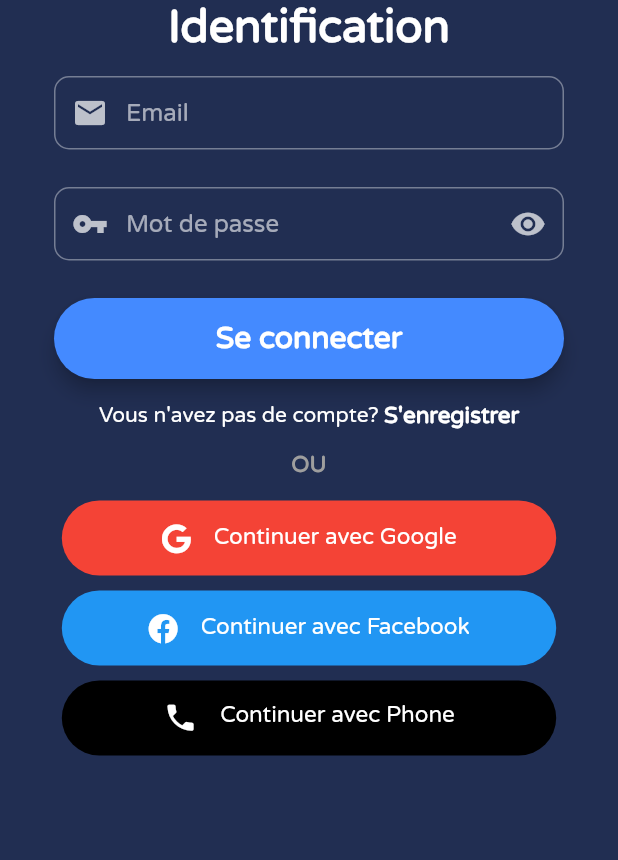
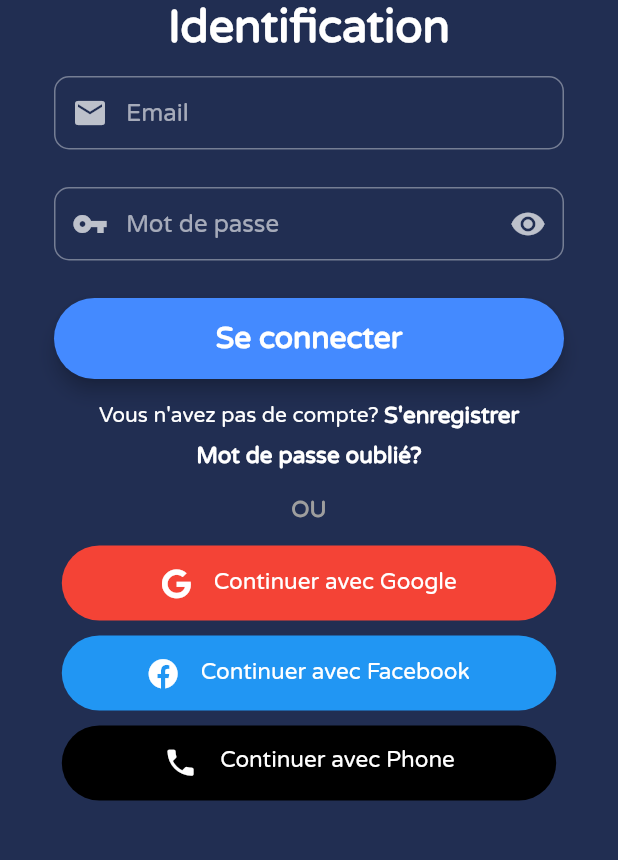
Before and after one commit to nizarsbai/BikeApp, a Flutter app: the screen it shows after launch, on a phone screen of 412 x 824 dp, the part 302-1162 px from its top. Run offline on Flutter 3.47's test engine with Material 2 defaults, Android fonts, the phone set to English and light mode, and no system bars; drawn by our look-alikes of rounded_loading_button; our stand-ins replace cloud_firestore, connectivity_plus, email_validator, firebase_auth, firebase_core, firebase_storage and 9 more; missing offline and left inert: flutter_facebook_auth, flutter_polyline_points; accounts and stored records are empty.

Commit message:
design modifications

```diff
--- a/lib/screens/login_screen.dart
+++ b/lib/screens/login_screen.dart
@@ -185,6 +185,18 @@ class _LoginScreenState extends State<LoginScreen> {
                           ),
                         )
                       ]),
+                      GestureDetector(
+
+                          onTap: () {
+                            nextScreen(context, const ForgotPasswordScreen());
+                          },
+                          child: const Text(
+                            "Mot de passe oublié?",
+                            style: TextStyle(
+                                fontWeight: FontWeight.bold, fontSize: 15, height: 2),
+                          ),
+                        ),
+
                   const SizedBox(height: 15),
                   const Text("OU",
                       textAlign: TextAlign.center,
--- a/lib/screens/reservation/confirmation_screen.dart
+++ b/lib/screens/reservation/confirmation_screen.dart
@@ -25,7 +25,7 @@ class ConfirmationScreen extends StatelessWidget {
                   nextScreen(context, const principal());
                 },
                 child: const Text(
-                  "Retourner à la page d'acceuil",
+                  "Retourner à la page d'accueil",
                   style: TextStyle(fontSize: 12, fontWeight: FontWeight.bold),
                 )),
           ],
```
